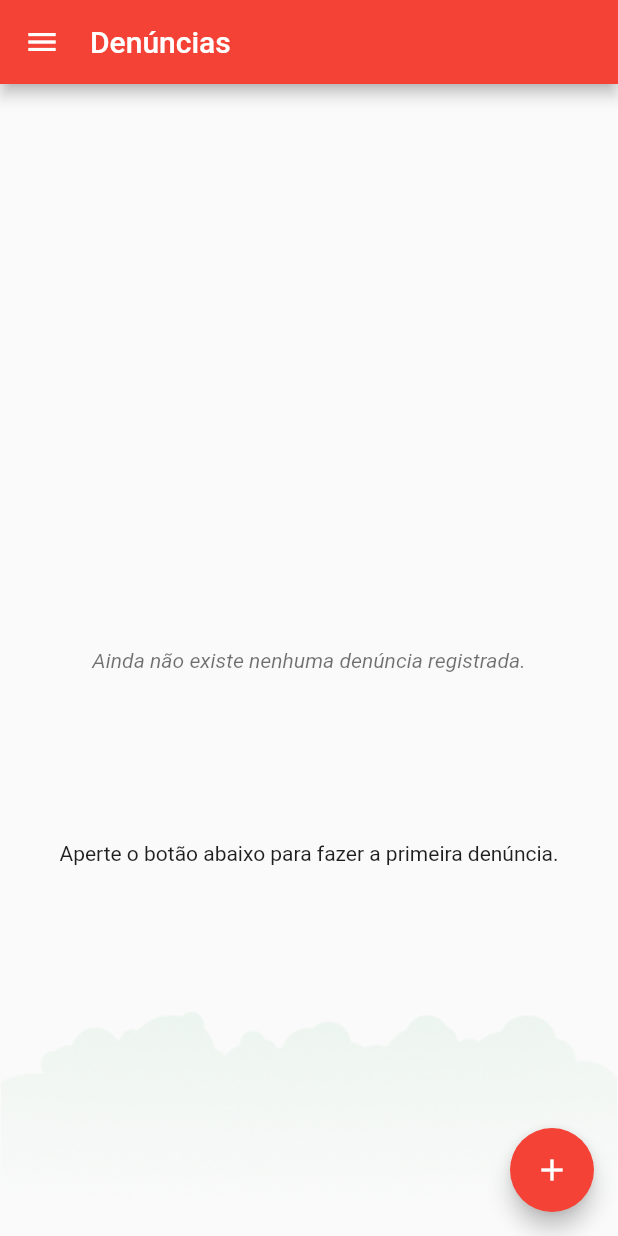
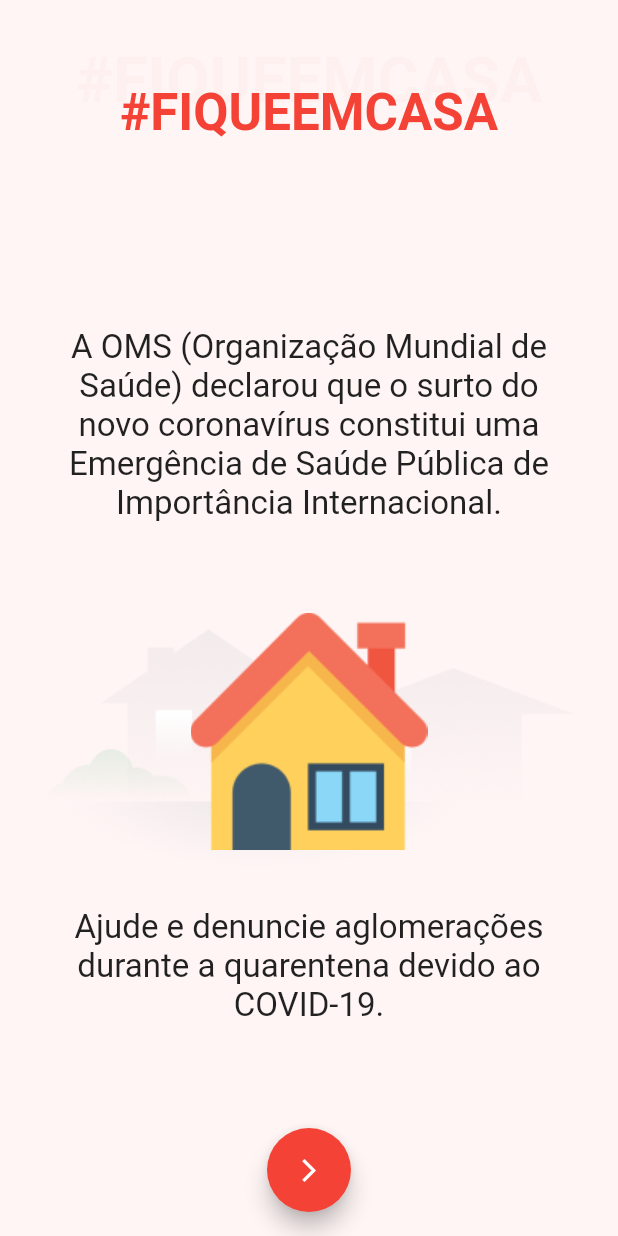
Before and after one commit to teresinahc/app-denuncia-aglomeracao-quarentena, a Flutter app: the screen it shows after launch, on a phone screen of 412 x 824 dp. Run offline on Flutter 3.47's test engine with Material 2 defaults, Android fonts, the phone set to English and light mode, and no system bars; our stand-ins replace cloud_firestore, firebase_storage, flutter_mobx, flutter_screenutil, flutter_svg, get_it and 4 more; missing offline and left inert: image_fade, mapbox_gl; accounts and stored records are empty; generated files the repository leaves out were written again; project files that could hold a hidden picture were left out.

```diff
--- a/lib/main.dart
+++ b/lib/main.dart
@@ -5,7 +5,6 @@ import 'package:flutter/material.dart';
 import 'package:flutter_localizations/flutter_localizations.dart';
 import 'package:get_it/get_it.dart';
 import 'screens/home/controllers/home_controller.dart';
-import 'screens/home/home_screen.dart';
 import 'screens/new_denuncia/controllers/new_denuncia_controller.dart';
 
 void main() {
@@ -39,7 +38,7 @@ class _MyAppState extends State<MyApp> {
         supportedLocales: [
           const Locale('pt', "BR"),
         ],
-        home: SplahScreen(),
+        home: SplashScreen(),
         theme: themeDefault(),
       ),
     );
--- a/lib/screens/home/components/drawer.dart
+++ b/lib/screens/home/components/drawer.dart
@@ -44,8 +44,10 @@ class CustomDrawer extends StatelessWidget {
                       Navigator.pop(context);
                       Navigator.push(
                           context,
-                          MaterialPageRoute(
-                              builder: (context) => SobreScreen()));
+                          PageRouteBuilder(
+                              pageBuilder:
+                                  (context, animation, secondaryAnimation) =>
+                                      SobreScreen()));
                     },
             ),
           ],
--- a/lib/screens/home/home_screen.dart
+++ b/lib/screens/home/home_screen.dart
@@ -7,7 +7,7 @@ import 'package:covid_alert/shared/components/app_bar.dart';
 import 'package:covid_alert/shared/components/screen_with_background.dart';
 import 'package:flutter/material.dart';
 import 'package:flutter_mobx/flutter_mobx.dart';
-import 'package:flutter_svg/flutter_svg.dart';
+import 'package:flutter_screenutil/flutter_screenutil.dart';
 import 'package:get_it/get_it.dart';
 import 'package:mobx/mobx.dart';
 
@@ -92,7 +92,7 @@ class _HomeScreenState extends State<HomeScreen> {
             return _homeController.denunciasAgrouped != null &&
                     _homeController.denunciasAgrouped.isNotEmpty
                 ? ListView(
-                    padding: EdgeInsets.all(16),
+                    padding: EdgeInsets.all(ScreenUtil().setSp(16)),
                     children: _homeController.denunciasAgrouped.keys
                         .map<Widget>((key) => ScreenDateIndicator(
                             hasNext: key !=
--- /dev/null
+++ b/lib/screens/initial_information/initial_information_screen.dart
@@ -0,0 +1,123 @@
+import 'package:covid_alert/screens/home/home_screen.dart';
+import 'package:flutter/material.dart';
+import 'package:flutter/services.dart';
+import 'package:flutter_screenutil/flutter_screenutil.dart';
+import 'package:google_fonts/google_fonts.dart';
+
+class InitialInformationScreen extends StatefulWidget {
+  @override
+  _InitialInformationScreenState createState() =>
+      _InitialInformationScreenState();
+}
+
+class _InitialInformationScreenState extends State<InitialInformationScreen> {
+  @override
+  Widget build(BuildContext context) {
+    SystemChrome.setSystemUIOverlayStyle(SystemUiOverlayStyle(
+        statusBarColor: Colors.transparent,
+        statusBarIconBrightness: Brightness.dark));
+
+    return Scaffold(
+      backgroundColor: Color(0xFFFFF5F5),
+      floatingActionButton: FloatingActionButton(
+        onPressed: () async {
+          Navigator.pushReplacement(
+              context,
+              PageRouteBuilder(
+                pageBuilder: (context, animation, secondaryAnimation) =>
+                    HomeScreen(),
+              ));
+        },
+        child: Icon(
+          Icons.arrow_forward_ios,
+          color: Colors.white,
+          size: 18,
+        ),
+      ),
+      floatingActionButtonLocation: FloatingActionButtonLocation.centerFloat,
+      body: SafeArea(
+        child: Container(
+          padding: EdgeInsets.all(ScreenUtil().setSp(29)),
+          width: MediaQuery.of(context).size.width,
+          child: Column(
+            mainAxisAlignment: MainAxisAlignment.spaceEvenly,
+            crossAxisAlignment: CrossAxisAlignment.center,
+            children: <Widget>[
+              Expanded(
+                child: Stack(
+                  alignment: Alignment.bottomCenter,
+                  children: <Widget>[
+                    Positioned(
+                      top: 0,
+                      child: FittedBox(
+                        child: Text(
+                          '#FIQUEEMCASA',
+                          style: GoogleFonts.mavenPro(
+                            fontSize: ScreenUtil().setSp(42),
+                            fontWeight: FontWeight.bold,
+                            color: Color.fromRGBO(255, 0, 0, 0.02),
+                          ),
+                        ),
+                      ),
+                    ),
+                    Positioned(
+                      top: ScreenUtil().setHeight(23),
+                      child: Text(
+                        '#FIQUEEMCASA',
+                        style: GoogleFonts.mavenPro(
+                          fontSize: ScreenUtil().setSp(34),
+                          fontWeight: FontWeight.bold,
+                          color: Theme.of(context).primaryColor,
+                        ),
+                      ),
+                    ),
+                  ],
+                ),
+              ),
+              Expanded(
+                child: Text(
+                  'A OMS (Organização Mundial de Saúde) declarou que o surto do novo coronavírus constitui uma Emergência de Saúde Pública de Importância Internacional.',
+                  style: GoogleFonts.mavenPro(
+                    fontSize: ScreenUtil().setSp(22),
+                  ),
+                  textAlign: TextAlign.center,
+                ),
+              ),
+              Expanded(
+                child: Stack(
+                  alignment: Alignment.center,
+                  children: <Widget>[
+                    Positioned(
+                      child: Container(
+                        child: Image.asset(
+                          'lib/shared/assets/home_back.png',
+                        ),
+                      ),
+                    ),
+                    Positioned(
+                      top: 0,
+                      child: Image.asset(
+                        'lib/shared/assets/home.png',
+                      ),
+                    ),
+                  ],
+                ),
+              ),
+              Divider(
+                color: Colors.transparent,
+                height: ScreenUtil().setHeight(6),
+              ),
+              Expanded(
+                child: Text(
+                  'Ajude e denuncie aglomerações durante a quarentena devido ao COVID-19.',
+                  style: GoogleFonts.mavenPro(fontSize: ScreenUtil().setSp(22)),
+                  textAlign: TextAlign.center,
+                ),
+              ),
+            ],
+          ),
+        ),
+      ),
+    );
+  }
+}
--- a/pubspec.yaml
+++ b/pubspec.yaml
@@ -34,6 +34,7 @@ dependencies:
   google_fonts: 0.4.3
   mapbox_gl: ^0.0.5
   flutter_svg: ^0.17.4
+  flutter_screenutil: ^1.1.0
 
 
   # The following adds the Cupertino Icons font to your application.
@@ -67,7 +68,11 @@ flutter:
     - lib/shared/assets/Vector.svg
     - lib/shared/assets/Vector.png
     - lib/shared/assets/192x192.svg
+    - lib/shared/assets/image.svg
     - lib/shared/assets/512x512.png
+    - lib/shared/assets/background_splash.svg
+    - lib/shared/assets/background_splash.png
+    - lib/shared/assets/512x512_croped.png
 
   # An image asset can refer to one or more resolution-specific "variants", see
   # https://flutter.dev/assets-and-images/#resolution-aware.
```
Also changed, not shown: lib/screens/denuncia_details/denuncia_details_screen.dart (+44 -16 lines), lib/screens/home/components/denuncia_tile.dart (+8 -6 lines), lib/screens/splash/splash_screen.dart (+38 -78 lines), lib/shared/components/screen_with_background.dart (+9 -4 lines), lib/shared/assets/512x512_croped.png (added), lib/shared/assets/background_splash.png (added), lib/shared/assets/background_splash.svg (added), lib/shared/assets/image.svg (added), pubspec.lock.
